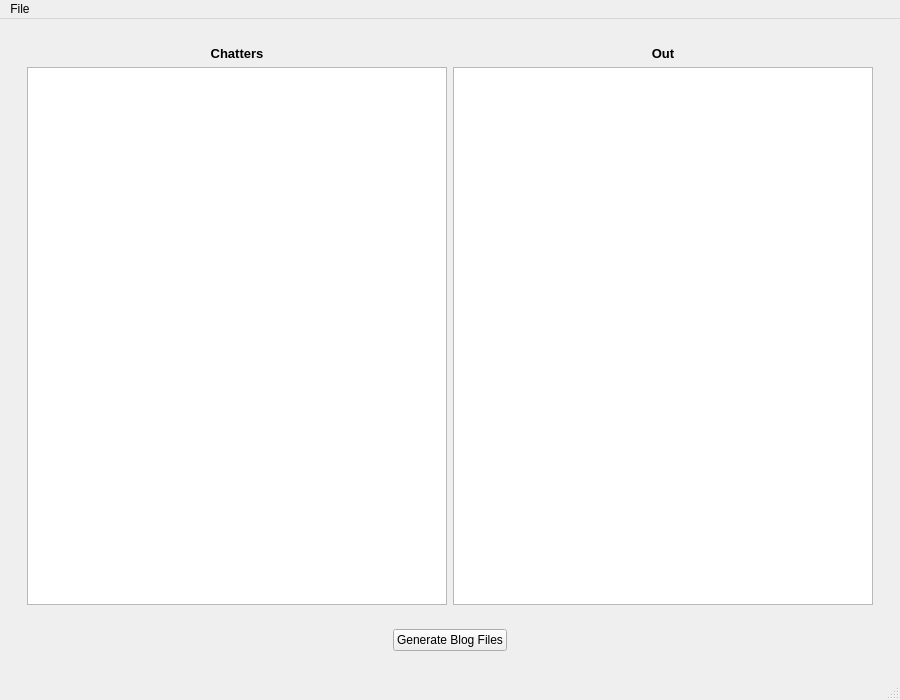
First picture: the form in src/bot/ui/ui_main_window.ui, repository Philaeux/TwitchBotPython, before the edit.
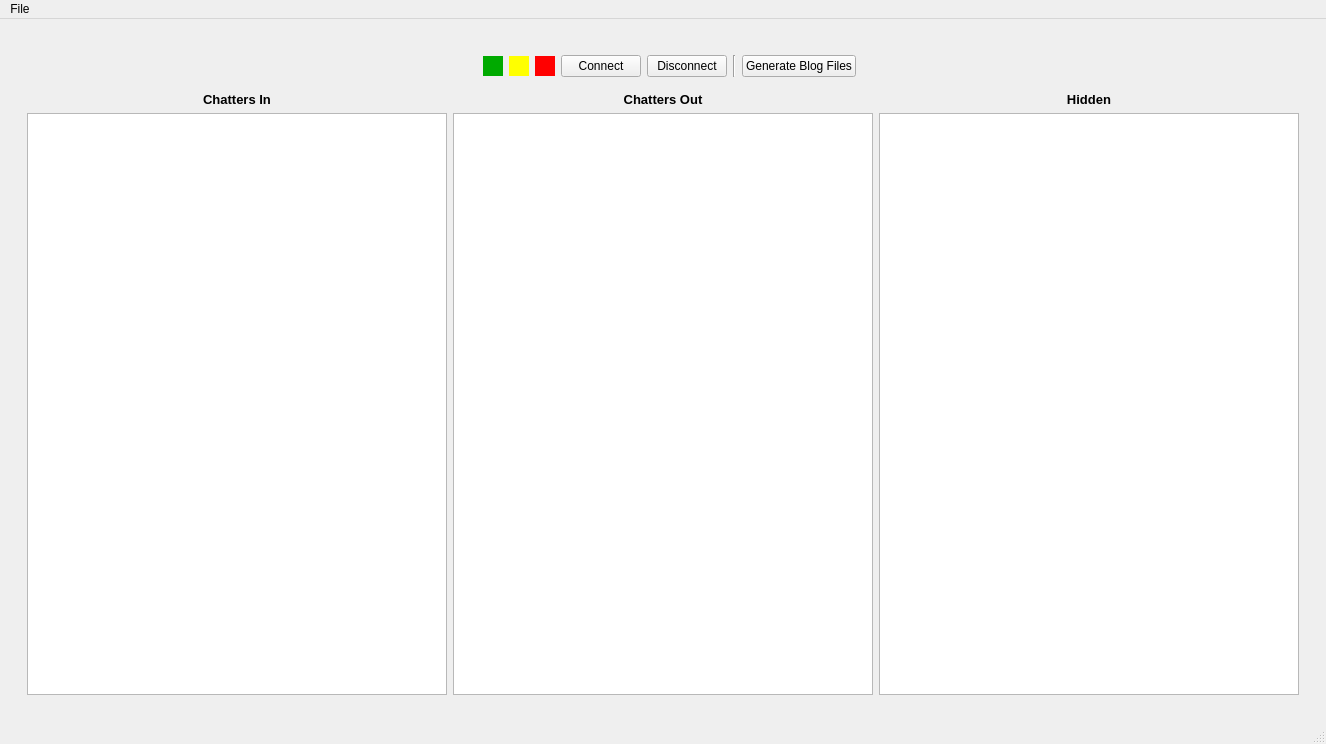
Second picture: the form after the edit.

Commit message: Add ability to hide some viewers from the tracker. Add connect/disconnect buttons and connection status icons

Diff of the .ui file:
```diff
--- a/src/bot/ui/ui_main_window.ui
+++ b/src/bot/ui/ui_main_window.ui
@@ -6,8 +6,8 @@
    <rect>
     <x>0</x>
     <y>0</y>
-    <width>900</width>
-    <height>700</height>
+    <width>1326</width>
+    <height>744</height>
    </rect>
   </property>
   <property name="windowTitle">
@@ -25,20 +25,10 @@
         <item>
          <widget class="QWidget" name="grid" native="true">
           <layout class="QGridLayout" name="gridLayout">
-           <item row="0" column="0">
-            <widget class="QLabel" name="label">
-             <property name="text">
-              <string>&lt;html&gt;&lt;head/&gt;&lt;body&gt;&lt;p&gt;&lt;span style=&quot; font-size:10pt; font-weight:600;&quot;&gt;Chatters&lt;/span&gt;&lt;/p&gt;&lt;/body&gt;&lt;/html&gt;</string>
-             </property>
-             <property name="alignment">
-              <set>Qt::AlignCenter</set>
-             </property>
-            </widget>
-           </item>
-           <item row="0" column="1">
+           <item row="1" column="1">
             <widget class="QLabel" name="label_2">
              <property name="text">
-              <string>&lt;html&gt;&lt;head/&gt;&lt;body&gt;&lt;p&gt;&lt;span style=&quot; font-size:10pt; font-weight:600;&quot;&gt;Out&lt;/span&gt;&lt;/p&gt;&lt;/body&gt;&lt;/html&gt;</string>
+              <string>&lt;html&gt;&lt;head/&gt;&lt;body&gt;&lt;p&gt;&lt;span style=&quot; font-size:10pt; font-weight:600;&quot;&gt;Chatters Out&lt;/span&gt;&lt;/p&gt;&lt;/body&gt;&lt;/html&gt;</string>
              </property>
              <property name="alignment">
               <set>Qt::AlignCenter</set>
@@ -46,37 +36,16 @@
             </widget>
            </item>
            <item row="1" column="0">
-            <widget class="QTableView" name="tableViewIn">
-             <property name="minimumSize">
-              <size>
-               <width>420</width>
-               <height>0</height>
-              </size>
+            <widget class="QLabel" name="label">
+             <property name="text">
+              <string>&lt;html&gt;&lt;head/&gt;&lt;body&gt;&lt;p&gt;&lt;span style=&quot; font-size:10pt; font-weight:600;&quot;&gt;Chatters In&lt;/span&gt;&lt;/p&gt;&lt;/body&gt;&lt;/html&gt;</string>
              </property>
-             <property name="sizeAdjustPolicy">
-              <enum>QAbstractScrollArea::AdjustToContents</enum>
+             <property name="alignment">
+              <set>Qt::AlignCenter</set>
              </property>
-             <property name="alternatingRowColors">
-              <bool>true</bool>
-             </property>
-             <property name="selectionMode">
-              <enum>QAbstractItemView::SingleSelection</enum>
-             </property>
-             <property name="cornerButtonEnabled">
-              <bool>false</bool>
-             </property>
-             <attribute name="horizontalHeaderVisible">
-              <bool>false</bool>
-             </attribute>
-             <attribute name="horizontalHeaderStretchLastSection">
-              <bool>true</bool>
-             </attribute>
-             <attribute name="verticalHeaderVisible">
-              <bool>false</bool>
-             </attribute>
             </widget>
            </item>
-           <item row="1" column="1">
+           <item row="2" column="1">
             <widget class="QTableView" name="tableViewOut">
              <property name="minimumSize">
               <size>
@@ -107,10 +76,79 @@
              </attribute>
             </widget>
            </item>
-          </layout>
-         </widget>
-        </item>
-        <item>
+           <item row="2" column="0">
+            <widget class="QTableView" name="tableViewIn">
+             <property name="minimumSize">
+              <size>
+               <width>420</width>
+               <height>0</height>
+              </size>
+             </property>
+             <property name="sizeAdjustPolicy">
+              <enum>QAbstractScrollArea::AdjustToContents</enum>
+             </property>
+             <property name="alternatingRowColors">
+              <bool>true</bool>
+             </property>
+             <property name="selectionMode">
+              <enum>QAbstractItemView::SingleSelection</enum>
+             </property>
+             <property name="cornerButtonEnabled">
+              <bool>false</bool>
+             </property>
+             <attribute name="horizontalHeaderVisible">
+              <bool>false</bool>
+             </attribute>
+             <attribute name="horizontalHeaderStretchLastSection">
+              <bool>true</bool>
+             </attribute>
+             <attribute name="verticalHeaderVisible">
+              <bool>false</bool>
+             </attribute>
+            </widget>
+           </item>
+           <item row="2" column="2">
+            <widget class="QTableView" name="tableViewHidden">
+             <property name="minimumSize">
+              <size>
+               <width>420</width>
+               <height>0</height>
+              </size>
+             </property>
+             <property name="sizeAdjustPolicy">
+              <enum>QAbstractScrollArea::AdjustToContents</enum>
+             </property>
+             <property name="alternatingRowColors">
+              <bool>true</bool>
+             </property>
+             <property name="selectionMode">
+              <enum>QAbstractItemView::SingleSelection</enum>
+             </property>
+             <property name="cornerButtonEnabled">
+              <bool>false</bool>
+             </property>
+             <attribute name="horizontalHeaderVisible">
+              <bool>false</bool>
+             </attribute>
+             <attribute name="horizontalHeaderStretchLastSection">
+              <bool>true</bool>
+             </attribute>
+             <attribute name="verticalHeaderVisible">
+              <bool>false</bool>
+             </attribute>
+            </widget>
+           </item>
+           <item row="1" column="2">
+            <widget class="QLabel" name="label_12">
+             <property name="text">
+              <string>&lt;html&gt;&lt;head/&gt;&lt;body&gt;&lt;p&gt;&lt;span style=&quot; font-size:10pt; font-weight:600;&quot;&gt;Hidden&lt;/span&gt;&lt;/p&gt;&lt;/body&gt;&lt;/html&gt;</string>
+             </property>
+             <property name="alignment">
+              <set>Qt::AlignCenter</set>
+             </property>
+            </widget>
+           </item>
+           <item row="0" column="0" colspan="3">
          <widget class="QWidget" name="horizontalWidget" native="true">
           <layout class="QHBoxLayout" name="horizontalLayout">
            <item>
@@ -126,6 +164,100 @@
              </property>
             </spacer>
            </item>
+              <item>
+               <widget class="QLabel" name="labelHeartbeat">
+                <property name="text">
+                 <string/>
+                </property>
+               </widget>
+              </item>
+              <item>
+               <widget class="QLabel" name="labelConnectionOn">
+                <property name="minimumSize">
+                 <size>
+                  <width>20</width>
+                  <height>20</height>
+                 </size>
+                </property>
+                <property name="maximumSize">
+                 <size>
+                  <width>20</width>
+                  <height>20</height>
+                 </size>
+                </property>
+                <property name="styleSheet">
+                 <string notr="true">background-color: rgb(0, 170, 0);</string>
+                </property>
+                <property name="text">
+                 <string/>
+                </property>
+               </widget>
+              </item>
+              <item>
+               <widget class="QLabel" name="labelConnectionTry">
+                <property name="minimumSize">
+                 <size>
+                  <width>20</width>
+                  <height>20</height>
+                 </size>
+                </property>
+                <property name="maximumSize">
+                 <size>
+                  <width>20</width>
+                  <height>20</height>
+                 </size>
+                </property>
+                <property name="styleSheet">
+                 <string notr="true">background-color: rgb(255, 255, 0);</string>
+                </property>
+                <property name="text">
+                 <string/>
+                </property>
+               </widget>
+              </item>
+              <item>
+               <widget class="QLabel" name="labelConnectionOff">
+                <property name="minimumSize">
+                 <size>
+                  <width>20</width>
+                  <height>20</height>
+                 </size>
+                </property>
+                <property name="maximumSize">
+                 <size>
+                  <width>20</width>
+                  <height>20</height>
+                 </size>
+                </property>
+                <property name="styleSheet">
+                 <string notr="true">background-color: rgb(255, 0, 0);</string>
+                </property>
+                <property name="text">
+                 <string/>
+                </property>
+               </widget>
+              </item>
+              <item>
+               <widget class="QPushButton" name="buttonConnect">
+                <property name="text">
+                 <string>Connect</string>
+                </property>
+               </widget>
+              </item>
+              <item>
+               <widget class="QPushButton" name="buttonDisconnect">
+                <property name="text">
+                 <string>Disconnect</string>
+                </property>
+               </widget>
+              </item>
+              <item>
+               <widget class="Line" name="line">
+                <property name="orientation">
+                 <enum>Qt::Vertical</enum>
+                </property>
+               </widget>
+              </item>
            <item>
             <widget class="QPushButton" name="buttonGenerate">
              <property name="text">
@@ -151,11 +283,104 @@
         </item>
        </layout>
       </widget>
+        </item>
+       </layout>
+      </widget>
       <widget class="QWidget" name="page_2">
        <layout class="QVBoxLayout" name="verticalLayout_3">
         <item>
+         <widget class="QWidget" name="gridWidget" native="true">
+          <layout class="QGridLayout" name="gridLayout_3">
+           <item row="4" column="0">
+            <widget class="QLabel" name="label_10">
+             <property name="text">
+              <string>&lt;html&gt;&lt;head/&gt;&lt;body&gt;&lt;p&gt;&lt;span style=&quot; font-weight:600;&quot;&gt;Blog Export Path&lt;/span&gt;&lt;/p&gt;&lt;/body&gt;&lt;/html&gt;</string>
+             </property>
+             <property name="alignment">
+              <set>Qt::AlignRight|Qt::AlignTrailing|Qt::AlignVCenter</set>
+             </property>
+            </widget>
+           </item>
+           <item row="4" column="1">
+            <widget class="QLineEdit" name="lineEditBlogExportPath"/>
+           </item>
+           <item row="0" column="0">
+            <widget class="QLabel" name="label_3">
+             <property name="text">
+              <string>&lt;html&gt;&lt;head/&gt;&lt;body&gt;&lt;p&gt;&lt;span style=&quot; font-weight:600;&quot;&gt;IRC Nickname&lt;/span&gt;&lt;/p&gt;&lt;/body&gt;&lt;/html&gt;</string>
+             </property>
+             <property name="alignment">
+              <set>Qt::AlignRight|Qt::AlignTrailing|Qt::AlignVCenter</set>
+             </property>
+            </widget>
+           </item>
+           <item row="2" column="1">
+            <widget class="QLineEdit" name="lineEditIrcChannel"/>
+           </item>
+           <item row="0" column="1">
+            <widget class="QLineEdit" name="lineEditIrcNickname"/>
+           </item>
+           <item row="0" column="2">
+            <widget class="QLabel" name="label_4">
+             <property name="text">
+              <string>Twitch Account login of the bot. Don't use your main account.</string>
+             </property>
+            </widget>
+           </item>
+           <item row="1" column="1">
+            <widget class="QLineEdit" name="lineEditIrcToken">
+             <property name="echoMode">
+              <enum>QLineEdit::Password</enum>
+             </property>
+            </widget>
+           </item>
+           <item row="1" column="0">
+            <widget class="QLabel" name="label_5">
+             <property name="text">
+              <string>&lt;html&gt;&lt;head/&gt;&lt;body&gt;&lt;p&gt;&lt;span style=&quot; font-weight:600;&quot;&gt;IRC Auth Token&lt;/span&gt;&lt;/p&gt;&lt;/body&gt;&lt;/html&gt;</string>
+             </property>
+             <property name="alignment">
+              <set>Qt::AlignRight|Qt::AlignTrailing|Qt::AlignVCenter</set>
+             </property>
+            </widget>
+           </item>
+           <item row="2" column="0">
+            <widget class="QLabel" name="label_7">
+             <property name="text">
+              <string>&lt;html&gt;&lt;head/&gt;&lt;body&gt;&lt;p&gt;&lt;span style=&quot; font-weight:600;&quot;&gt;Twitch Channel&lt;/span&gt;&lt;/p&gt;&lt;/body&gt;&lt;/html&gt;</string>
+             </property>
+             <property name="alignment">
+              <set>Qt::AlignRight|Qt::AlignTrailing|Qt::AlignVCenter</set>
+             </property>
+            </widget>
+           </item>
+           <item row="3" column="0">
+            <widget class="QLabel" name="label_9">
+             <property name="text">
+              <string>&lt;html&gt;&lt;head/&gt;&lt;body&gt;&lt;p&gt;&lt;span style=&quot; font-weight:600;&quot;&gt;Sound Reward ID&lt;/span&gt;&lt;/p&gt;&lt;/body&gt;&lt;/html&gt;</string>
+             </property>
+             <property name="alignment">
+              <set>Qt::AlignRight|Qt::AlignTrailing|Qt::AlignVCenter</set>
+             </property>
+            </widget>
+           </item>
+           <item row="1" column="2">
+            <widget class="QLabel" name="label_6">
+             <property name="text">
+              <string>&lt;html&gt;&lt;head/&gt;&lt;body&gt;&lt;p&gt;This is not the Twitch Account password, but a generated token for oauth.&lt;/p&gt;&lt;p&gt;Get one at &lt;a href=&quot;https://twitchapps.com/tmi/&quot;&gt;&lt;span style=&quot; text-decoration: underline; color:#0000ff;&quot;&gt;https://twitchapps.com/tmi/&lt;/span&gt;&lt;/a&gt;&lt;/p&gt;&lt;/body&gt;&lt;/html&gt;</string>
+             </property>
+            </widget>
+           </item>
+           <item row="2" column="2">
+            <widget class="QLabel" name="label_8">
+             <property name="text">
+              <string>Chat to listen to.</string>
+             </property>
+            </widget>
+           </item>
+           <item row="5" column="0" colspan="3">
          <widget class="QWidget" name="horizontalWidgetSettingsButtons" native="true">
-          <layout class="QHBoxLayout" name="horizontalLayout_2">
+             <layout class="QHBoxLayout" name="horizontalLayout_3">
            <item>
             <spacer name="horizontalSpacer_3">
              <property name="orientation">
@@ -199,6 +424,45 @@
           </layout>
          </widget>
         </item>
+           <item row="3" column="1">
+            <widget class="QLineEdit" name="lineEditSoundRewardId"/>
+           </item>
+           <item row="3" column="2">
+            <widget class="QWidget" name="horizontalWidgetSettingsReward" native="true">
+             <layout class="QHBoxLayout" name="horizontalLayout_2">
+              <item>
+               <widget class="QLabel" name="label_11">
+                <property name="text">
+                 <string>Reward that activate the soundboard.</string>
+                </property>
+               </widget>
+              </item>
+              <item>
+               <spacer name="horizontalSpacer_5">
+                <property name="orientation">
+                 <enum>Qt::Horizontal</enum>
+                </property>
+                <property name="sizeHint" stdset="0">
+                 <size>
+                  <width>40</width>
+                  <height>20</height>
+                 </size>
+                </property>
+               </spacer>
+              </item>
+              <item>
+               <widget class="QPushButton" name="buttonSettingsReward">
+                <property name="text">
+                 <string>Extract ID of latest used Rewward</string>
+                </property>
+               </widget>
+              </item>
+             </layout>
+            </widget>
+           </item>
+          </layout>
+         </widget>
+        </item>
        </layout>
       </widget>
      </widget>
@@ -210,7 +474,7 @@
     <rect>
      <x>0</x>
      <y>0</y>
-     <width>900</width>
+     <width>1326</width>
      <height>21</height>
     </rect>
    </property>
```
Lines whose indentation alone changed are shown as unchanged. The commit also changes 16 other files.
